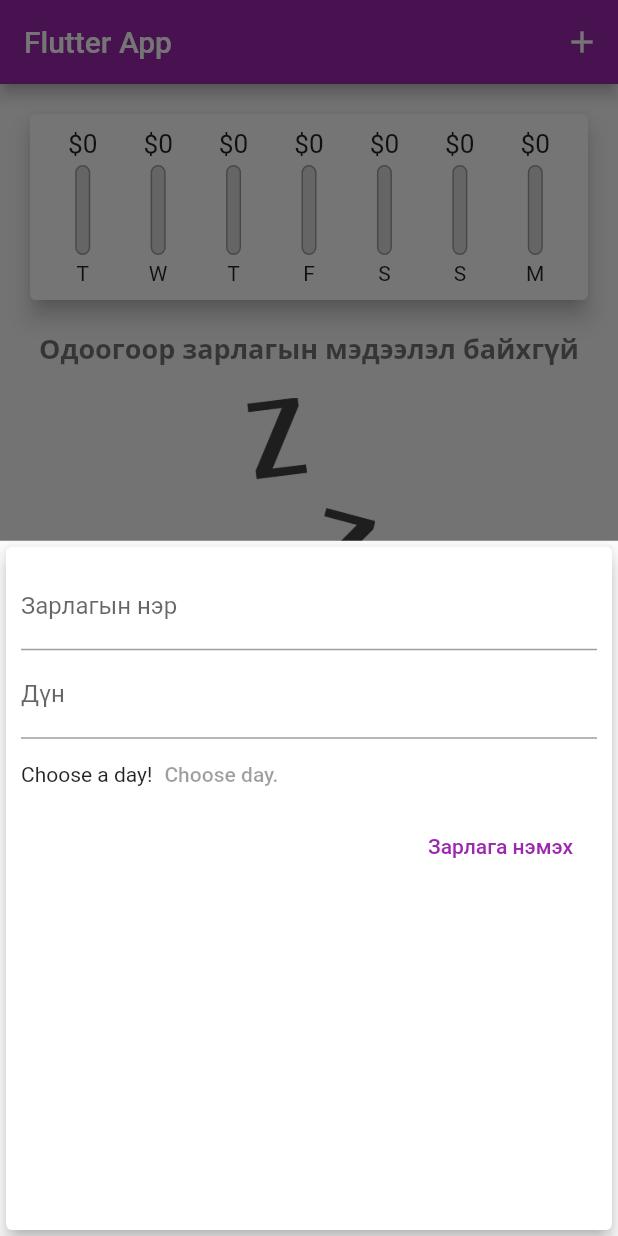
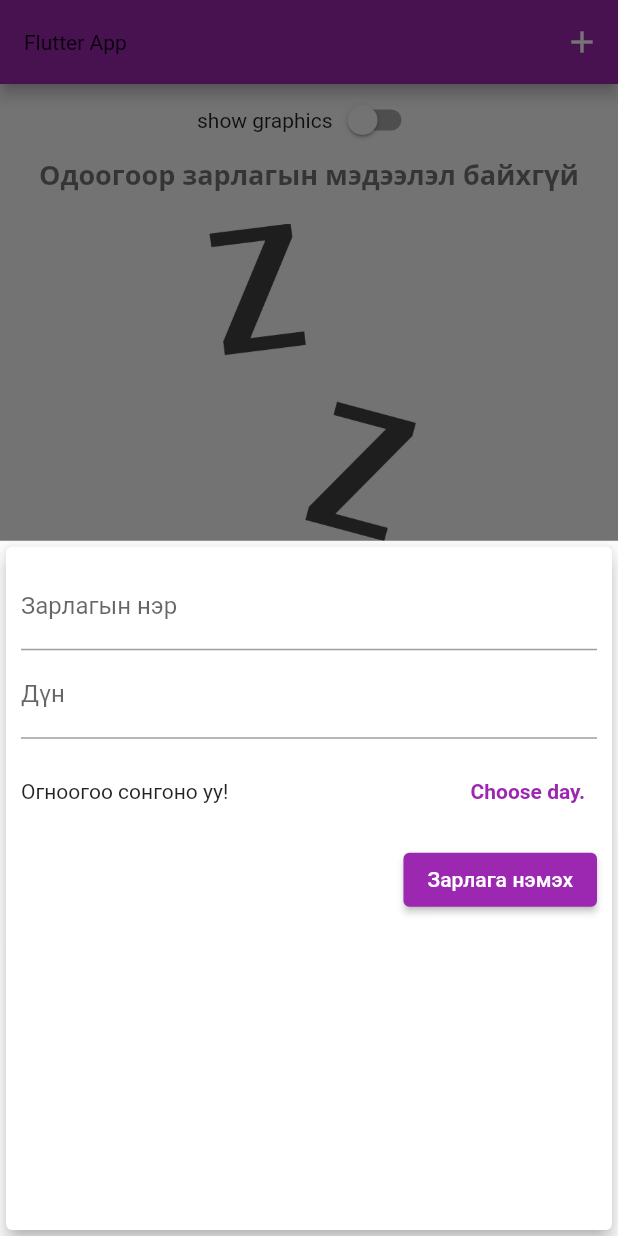
Before and after one commit to orchlonn/expense, a Flutter app: the screen it shows after launch, after a tap on the "add" icon, on a phone screen of 412 x 824 dp. Run offline on Flutter 3.47's test engine with Material 2 defaults, Android fonts, the phone set to English and light mode, and no system bars.

Commit message:
3rd commit

```diff
--- a/lib/main.dart
+++ b/lib/main.dart
@@ -1,10 +1,16 @@
 import 'package:flutter/material.dart';
+import 'package:flutter/services.dart';
 import './widgets/transaction_list.dart';
 import './widgets/new_transaction.dart';
 import './models/transaction.dart';
 import './widgets/chart.dart';
 
-void main() => runApp(MyApp());
+void main() {
+  WidgetsFlutterBinding.ensureInitialized();
+  SystemChrome.setPreferredOrientations(
+      [DeviceOrientation.portraitUp, DeviceOrientation.portraitDown]);
+  runApp(MyApp());
+}
 
 class MyApp extends StatelessWidget {
   @override
@@ -21,8 +27,16 @@ class MyApp extends StatelessWidget {
                 fontWeight: FontWeight.bold,
                 fontSize: 18,
               ),
+              button: TextStyle(color: Colors.white),
             ),
-        appBarTheme: AppBarTheme(),
+        appBarTheme: AppBarTheme(
+          textTheme: ThemeData.light().textTheme.copyWith(
+                headline1: TextStyle(
+                    fontFamily: 'OpenSans',
+                    fontSize: 20,
+                    fontWeight: FontWeight.bold),
+              ),
+        ),
       ),
       home: MyHomePage(),
     );
@@ -60,12 +74,13 @@ class _MyHomePageState extends State<MyHomePage> {
     }).toList();
   }
 
-  void _addNewTransaction(String txTitle, double txAmount) {
+  void _addNewTransaction(
+      String txTitle, double txAmount, DateTime chosenDate) {
     final newTx = Transaction(
       id: DateTime.now().toString(),
       title: txTitle,
       amount: txAmount,
-      date: DateTime.now(),
+      date: chosenDate,
     );
 
     setState(() {
@@ -81,10 +96,17 @@ class _MyHomePageState extends State<MyHomePage> {
         });
   }
 
+  void deleteTransaction(String id) {
+    setState(() {
+      _userTransactions.removeWhere((tx) => tx.id == id);
+    });
+  }
+
+  bool _showchart = false;
+
   @override
   Widget build(BuildContext context) {
-    return Scaffold(
-      appBar: AppBar(
+    final appBar = AppBar(
       title: Text('Flutter App'),
       actions: <Widget>[
         IconButton(
@@ -92,14 +114,44 @@ class _MyHomePageState extends State<MyHomePage> {
           onPressed: () => _startAddNewTransaction(context),
         )
       ],
-      ),
+    );
+    return Scaffold(
+      appBar: appBar,
       body: SingleChildScrollView(
         child: Column(
           // mainAxisAlignment: MainAxisAlignment.start,
           crossAxisAlignment: CrossAxisAlignment.stretch,
           children: <Widget>[
-            Chart(_recentTransactions),
-            TransactionList(_userTransactions),
+            Row(
+              mainAxisAlignment: MainAxisAlignment.center,
+              children: <Widget>[
+                Text('show graphics'),
+                Switch(
+                    value: _showchart,
+                    onChanged: (val) {
+                      setState(() {
+                        _showchart = val;
+                      });
+                      print(_showchart);
+                    }),
+              ],
+            ),
+            _showchart
+                ? Container(
+                    child: Chart(_recentTransactions),
+                    height: (MediaQuery.of(context).size.height -
+                            MediaQuery.of(context).padding.top -
+                            appBar.preferredSize.height) *
+                        0.7,
+                  )
+                : Container(
+                    child:
+                        TransactionList(_userTransactions, deleteTransaction),
+                    height: (MediaQuery.of(context).size.height -
+                            MediaQuery.of(context).padding.top -
+                            appBar.preferredSize.height) *
+                        0.7,
+                  ),
           ],
         ),
       ),
--- a/lib/widgets/chart.dart
+++ b/lib/widgets/chart.dart
@@ -23,9 +23,6 @@ class Chart extends StatelessWidget {
         }
       }
 
-      // print(DateFormat.E().format(weekDay));
-      // print(totalSum);
-
       return {
         'day': DateFormat.E().format(weekDay).substring(0, 1),
         'amount': totalSum.toDouble()
@@ -41,7 +38,6 @@ class Chart extends StatelessWidget {
 
   @override
   Widget build(BuildContext context) {
-    print(groupedTransactionValues);
     return Card(
       elevation: 6,
       margin: EdgeInsets.all(20),
--- a/lib/widgets/chart_bar.dart
+++ b/lib/widgets/chart_bar.dart
@@ -9,17 +9,19 @@ class ChartBar extends StatelessWidget {
 
   @override
   Widget build(BuildContext context) {
+    return LayoutBuilder(
+      builder: (ctx, constraints) {
         return Column(
           children: <Widget>[
             Container(
-            height: 20,
+                height: constraints.maxHeight * 0.15,
                 child: FittedBox(
                     child: Text('\$${spendingAmount.toStringAsFixed(0)}'))),
             SizedBox(
-          height: 4,
+              height: constraints.maxHeight * 0.05,
             ),
             Container(
-          height: 60,
+              height: constraints.maxHeight * 0.6,
               width: 10,
               child: Stack(
                 children: <Widget>[
@@ -43,10 +45,15 @@ class ChartBar extends StatelessWidget {
               ),
             ),
             SizedBox(
-          height: 4,
+              height: constraints.maxHeight * 0.05,
             ),
-        Text(label),
+            Container(
+              height: constraints.maxHeight * 0.15,
+              child: Text(label),
+            ),
           ],
+        );
+      },
     );
   }
 }
--- a/lib/widgets/new_transaction.dart
+++ b/lib/widgets/new_transaction.dart
@@ -1,4 +1,5 @@
 import 'package:flutter/material.dart';
+import 'package:intl/intl.dart';
 
 class NewTransaction extends StatefulWidget {
   final Function addTx;
@@ -11,23 +12,45 @@ class NewTransaction extends StatefulWidget {
 
 class _NewTransactionState extends State<NewTransaction> {
   final titleController = TextEditingController();
-
   final amountController = TextEditingController();
+  DateTime? _selectedDate;
 
   void submitData() {
+    if (amountController.text.isEmpty) {
+      return;
+    }
     final enteredTitle = titleController.text;
     final enteredAmount = double.parse(amountController.text);
 
-    if (enteredTitle.isEmpty || enteredAmount <= 0) {
+    if (enteredAmount <= 0 || _selectedDate == null) {
       return;
     }
 
     widget.addTx(
       enteredTitle,
       enteredAmount,
+      _selectedDate,
     );
 
     Navigator.of(context).pop();
+  }
+
+  void _presentPicker() {
+    showDatePicker(
+      context: context,
+      initialDate: DateTime.now(),
+      firstDate: DateTime(2019),
+      lastDate: DateTime.now(),
+    ).then((pickedDate) {
+      if (pickedDate == null) {
+        return null;
+      }
+
+      setState(() {
+        _selectedDate = pickedDate;
+      });
+      // return (_selectedDate);
+    });
   }
 
   @override
@@ -53,22 +76,35 @@ class _NewTransactionState extends State<NewTransaction> {
               onSubmitted: (_) => submitData(),
               // onChanged: (val) => amountInput = val,
             ),
-            Row(
-              children: [
-                Text("Choose a day!"),
-                TextButton(
-                  onPressed: null,
-                  child: Text("Choose day."),
-                  style: TextButton.styleFrom(
-                    primary: Colors.purple,
+            Container(
+              height: 70,
+              child: Row(
+                children: <Widget>[
+                  Flexible(
+                    fit: FlexFit.tight,
+                    child: Text(_selectedDate == null
+                        ? "Огноогоо сонгоно уу!"
+                        : DateFormat.yMd().format(_selectedDate!)),
                   ),
-                )
-              ],
+                  TextButton(
+                    onPressed: _presentPicker,
+                    child: Text(
+                      "Choose day.",
+                      style: TextStyle(fontWeight: FontWeight.bold),
+                    ),
+                    style: TextButton.styleFrom(
+                        primary: Theme.of(context).primaryColor,
+                        textStyle: TextStyle()),
+                  ),
+                ],
+              ),
             ),
-            FlatButton(
+            ElevatedButton(
               child: Text('Зарлага нэмэх'),
-              textColor: Colors.purple,
               onPressed: submitData,
+              style: ElevatedButton.styleFrom(
+                primary: Theme.of(context).primaryColor,
+              ),
             )
           ],
         ),
--- a/lib/widgets/transaction_list.dart
+++ b/lib/widgets/transaction_list.dart
@@ -1,30 +1,33 @@
 import 'package:flutter/material.dart';
+import 'package:flutter/rendering.dart';
 import '../models/transaction.dart';
 import 'package:intl/intl.dart';
 
 class TransactionList extends StatelessWidget {
   final List<Transaction> transactions;
+  final Function deleteTx;
 
-  TransactionList(this.transactions);
+  TransactionList(this.transactions, this.deleteTx);
 
   @override
   Widget build(BuildContext context) {
     return Container(
-      height: 300,
       child: transactions.isEmpty
-          ? Column(
+          ? LayoutBuilder(builder: (context, contraints) {
+              return Column(
                 children: <Widget>[
                   Text('Одоогоор зарлагын мэдээлэл байхгүй',
                       style: Theme.of(context).textTheme.headline1),
                   SizedBox(height: 20),
                   Container(
-                    height: 200,
+                      height: contraints.maxHeight * 0.6,
                       child: Image.asset(
                         'assets/images/waiting.png',
                         fit: BoxFit.cover,
                       )),
                 ],
-            )
+              );
+            })
           : ListView.builder(
               itemBuilder: (ctx, index) {
                 return Card(
@@ -32,6 +35,7 @@ class TransactionList extends StatelessWidget {
                   margin: EdgeInsets.symmetric(vertical: 5, horizontal: 8),
                   child: ListTile(
                     leading: CircleAvatar(
+                      radius: 30,
                       child: Padding(
                         padding: const EdgeInsets.all(4.0),
                         child: FittedBox(
@@ -45,6 +49,11 @@ class TransactionList extends StatelessWidget {
                     ),
                     subtitle: Text(
                         '${DateFormat.yMMMMd().format(transactions[index].date)}'),
+                    trailing: IconButton(
+                      icon: Icon(Icons.delete),
+                      color: Theme.of(context).errorColor,
+                      onPressed: () => deleteTx(transactions[index].id),
+                    ),
                   ),
                 );
               },
```
Also changed, not shown: 1 other file. Lines whose indentation alone changed are shown as unchanged.
